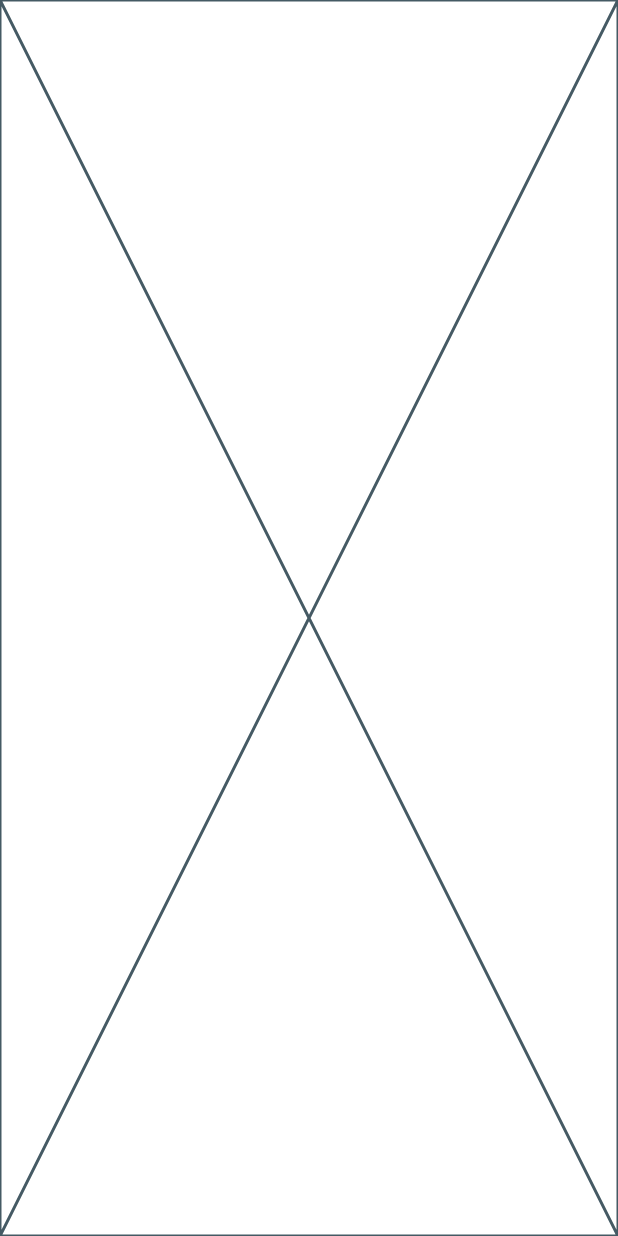
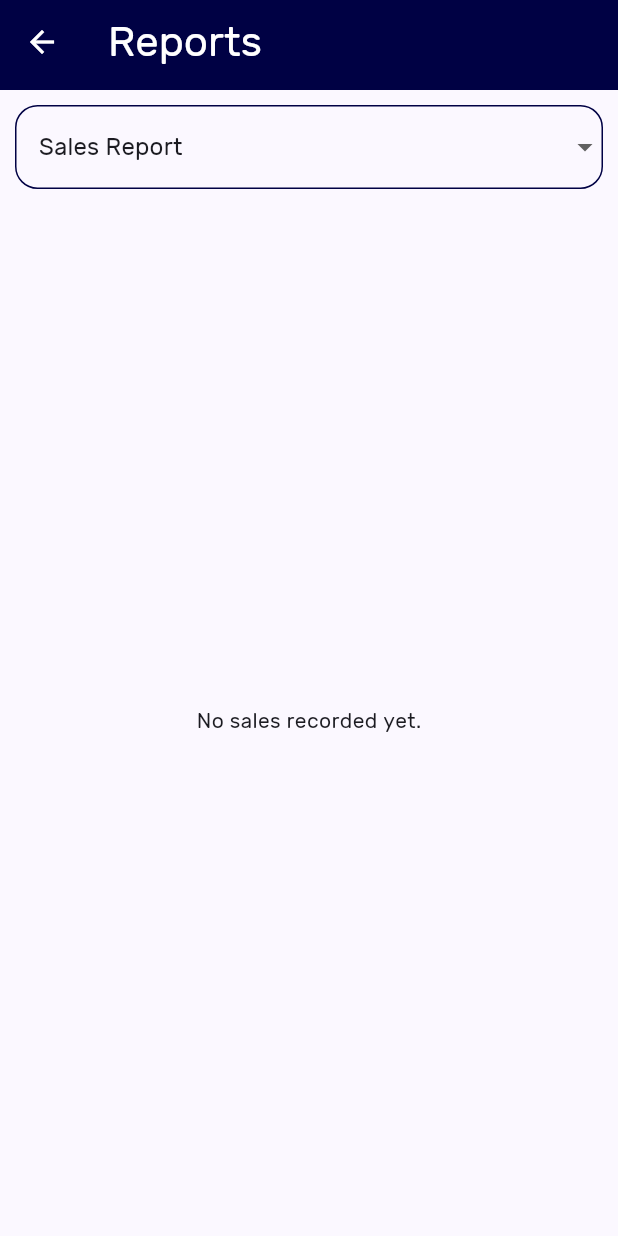
Before and after one commit to choco-beatz/inventory-management-app, a Flutter app: the screen it shows once a user with an empty profile is signed in, after a tap on "REPORTS", on a phone screen of 412 x 824 dp. Run offline on Flutter 3.47's test engine with Material 3 defaults, Android fonts, the phone set to English and light mode, and no system bars; our stand-ins replace cloud_firestore, firebase_auth, firebase_core; accounts and stored records are empty.

Commit message:
feat: Implement Sales report, Item report and Customer report
- Completed whole sales feature
- Report on progress
- Data export feature is pending

```diff
--- /dev/null
+++ b/lib/common/dropdown_decoration.dart
@@ -0,0 +1,12 @@
+import 'package:flutter/material.dart';
+import 'package:inventory_management_app/common/colors.dart';
+
+const dropdownDecoration = InputDecoration(
+        focusedBorder: OutlineInputBorder(
+            borderSide: BorderSide(color: mainColor),
+            borderRadius: BorderRadius.all(Radius.circular(15))),
+        enabledBorder: OutlineInputBorder(
+            borderSide: BorderSide(color: mainColor),
+            borderRadius: BorderRadius.all(Radius.circular(15))),
+        labelStyle: TextStyle(color: mainColor, fontSize: 18),
+      );
--- /dev/null
+++ b/lib/data/provider/report_provider.dart
@@ -0,0 +1,12 @@
+import 'package:flutter/material.dart';
+
+class ReportsProvider extends ChangeNotifier {
+  String _selectedReport = "Sales Report";
+
+  String get selectedReport => _selectedReport;
+
+  void changeReport(String newReport) {
+    _selectedReport = newReport;
+    notifyListeners();
+  }
+}
--- a/lib/data/provider/sales_provider.dart
+++ b/lib/data/provider/sales_provider.dart
@@ -8,9 +8,11 @@ class SalesProvider extends ChangeNotifier {
   Map<String, int> productQuantities = {}; // Stores quantity for each product
   String _selectedCustomerPhoneno = '';
   String _selectedCustomerName = 'Cash Sale';
+  final DatabaseHelper databaseHelper = DatabaseHelper();
 
   List<Map<String, dynamic>> get carts => cart;
   String get selectedCustomerPhoneno => _selectedCustomerPhoneno;
+  Stream<QuerySnapshot> get salesStream => databaseHelper.getSales();
   String get selectedCustomerName => _selectedCustomerName;
 
   // ✅ Get quantity for a product (default 0 if not set)
@@ -39,7 +41,8 @@ class SalesProvider extends ChangeNotifier {
     log("Adding to cart: $id");
 
     int quantity = getQuantity(id);
-    if (quantity == 0) quantity = 1; // Set default quantity to 1 if not already set
+    if (quantity == 0)
+      quantity = 1; // Set default quantity to 1 if not already set
 
     double price = double.tryParse(product['price'].toString()) ?? 0.0;
 
@@ -97,7 +100,8 @@ class SalesProvider extends ChangeNotifier {
         if (productQuery.docs.isEmpty) {
           log("Product not found with ID: $productId");
           ScaffoldMessenger.of(context).showSnackBar(
-            SnackBar(content: Text('Product ${item['productName']} not found!')),
+            SnackBar(
+                content: Text('Product ${item['productName']} not found!')),
           );
           return;
         }
@@ -107,7 +111,8 @@ class SalesProvider extends ChangeNotifier {
 
         if (currentStock < item['quantity']) {
           ScaffoldMessenger.of(context).showSnackBar(
-            SnackBar(content: Text('Not enough stock for ${item['productName']}')),
+            SnackBar(
+                content: Text('Not enough stock for ${item['productName']}')),
           );
           return;
         }
@@ -156,7 +161,8 @@ class SalesProvider extends ChangeNotifier {
           DocumentReference productRef = productQuery.docs.first.reference;
           DocumentSnapshot productSnapshot = await productRef.get();
           int currentStock = int.parse(productSnapshot['stock'].toString());
-          await productRef.update({'stock': (currentStock - quantity).toString()});
+          await productRef
+              .update({'stock': (currentStock - quantity).toString()});
         }
       }
 
--- a/lib/data/service/sales_database_helper.dart
+++ b/lib/data/service/sales_database_helper.dart
@@ -21,5 +21,11 @@ class DatabaseHelper {
         }
       });
     }
+
+
+  }
+  // ✅ Fetch sales ordered by date
+  Stream<QuerySnapshot> getSales() {
+    return _firestore.collection('sales').orderBy('date', descending: true).snapshots();
   }
 }
--- a/lib/main.dart
+++ b/lib/main.dart
@@ -4,6 +4,7 @@ import 'package:inventory_management_app/common/colors.dart';
 import 'package:inventory_management_app/data/provider/customer_provider.dart';
 import 'package:inventory_management_app/data/provider/login_provider.dart';
 import 'package:inventory_management_app/data/provider/product_provider.dart';
+import 'package:inventory_management_app/data/provider/report_provider.dart';
 import 'package:inventory_management_app/data/provider/sales_provider.dart';
 import 'package:inventory_management_app/view/dashboard_screen.dart';
 import 'package:inventory_management_app/view/login_screen.dart';
@@ -28,6 +29,7 @@ class MyApp extends StatelessWidget {
         ChangeNotifierProvider(create: (context) => ProductProvider()),
         ChangeNotifierProvider(create: (context) => CustomerProvider()),
         ChangeNotifierProvider(create: (context) => SalesProvider()),
+        ChangeNotifierProvider(create: (context) => ReportsProvider()),
       ],
       child: MaterialApp(
         debugShowCheckedModeBanner: false,
--- a/lib/view/dashboard_screen.dart
+++ b/lib/view/dashboard_screen.dart
@@ -3,7 +3,7 @@ import 'package:inventory_management_app/common/widgets/custom_appbar.dart';
 import 'package:inventory_management_app/common/widgets/custom_menu_button.dart';
 import 'package:inventory_management_app/view/customers/screens/customer_screen.dart';
 import 'package:inventory_management_app/view/inventory/screens/inventory_screen.dart';
-import 'package:inventory_management_app/view/report_screen.dart';
+import 'package:inventory_management_app/view/report/screens/report_screen.dart';
 import 'package:inventory_management_app/view/sales/screens/sales_screen.dart';
 
 class DashboardScreen extends StatelessWidget {
--- /dev/null
+++ b/lib/view/report/screens/report_screen.dart
@@ -0,0 +1,59 @@
+import 'package:flutter/material.dart';
+import 'package:inventory_management_app/common/dropdown_decoration.dart';
+import 'package:inventory_management_app/common/space.dart';
+import 'package:inventory_management_app/common/widgets/custom_appbar.dart';
+import 'package:inventory_management_app/data/provider/report_provider.dart';
+import 'package:inventory_management_app/view/report/widgets/customer_ledger.dart';
+import 'package:inventory_management_app/view/report/widgets/item_report.dart';
+import 'package:inventory_management_app/view/report/widgets/sales_report.dart';
+import 'package:provider/provider.dart';
+
+class ReportScreen extends StatelessWidget {
+  const ReportScreen({super.key});
+
+  @override
+  Widget build(BuildContext context) {
+    final ReportsProvider reportsProvider =
+        Provider.of<ReportsProvider>(context);
+    return Scaffold(
+      appBar: const PreferredSize(
+        preferredSize: Size.fromHeight(60),
+        child: CustomAppBar(
+          title: "Reports",
+        ),
+      ),
+      body: Padding(
+        padding: const EdgeInsets.all(10),
+        child: Center(
+          child: Column(
+            mainAxisAlignment: MainAxisAlignment.center,
+            children: [
+              DropdownButtonFormField<String>(
+                decoration: dropdownDecoration,
+                value: reportsProvider.selectedReport,
+                hint: const Text('Select Report Type'),
+                onChanged: (value) {
+                  reportsProvider.changeReport(value!);
+                },
+                items: ["Sales Report", "Items Report", "Customer Ledger"]
+                    .map((report) => DropdownMenuItem(
+                          value: report,
+                          child: Text(report),
+                        ))
+                    .toList(),
+              ),
+              space,
+              Expanded(
+                child: reportsProvider.selectedReport == "Sales Report"
+                    ? const SalesReport()
+                    : reportsProvider.selectedReport == "Items Report"
+                        ? const ItemReport()
+                        : const CustomerLedger(),
+              ),
+            ],
+          ),
+        ),
+      ),
+    );
+  }
+}
--- /dev/null
+++ b/lib/view/report/widgets/sales_report.dart
@@ -0,0 +1,55 @@
+import 'package:cloud_firestore/cloud_firestore.dart';
+import 'package:flutter/material.dart';
+import 'package:intl/intl.dart';
+import 'package:inventory_management_app/data/provider/sales_provider.dart';
+import 'package:provider/provider.dart';
+
+class SalesReport extends StatelessWidget {
+  const SalesReport({super.key});
+
+  @override
+  Widget build(BuildContext context) {
+    final salesProvider = Provider.of<SalesProvider>(context);
+
+    return StreamBuilder(
+        stream: salesProvider.salesStream,
+        builder: (context, AsyncSnapshot<QuerySnapshot> snapshot) {
+          if (!snapshot.hasData) {
+            return const Center(child: CircularProgressIndicator());
+          }
+
+          var sales = snapshot.data!.docs;
+
+          if (sales.isEmpty) {
+            return const Center(child: Text("No sales recorded yet."));
+          }
+
+          return ListView.builder(
+            itemCount: sales.length,
+            itemBuilder: (context, index) {
+              var sale = sales[index];
+              Timestamp timestamp = sale['date'];
+              DateTime date = timestamp.toDate();
+              String formattedDate =
+                  DateFormat("d MMMM yyyy").format(date); // 3 March 2025
+
+              return Card(
+                child: ListTile(
+                  title: Text("🛒 Sale ID: ${sale.id}"),
+                  subtitle: Column(
+                    crossAxisAlignment: CrossAxisAlignment.start,
+                    children: [
+                      Text(
+                          "👤 Customer: ${sale['customerName'] ?? 'Cash Sale'}"),
+                      Text("📅 Date: $formattedDate"),
+                      Text(
+                          "💰 Amount: ₹${sale['totalAmount'].toStringAsFixed(2)}"),
+                    ],
+                  ),
+                ),
+              );
+            },
+          );
+        });
+  }
+}
--- a/lib/view/report_screen.dart
+++ /dev/null
@@ -1,10 +0,0 @@
-import 'package:flutter/material.dart';
-
-class ReportScreen extends StatelessWidget {
-  const ReportScreen({super.key});
-
-  @override
-  Widget build(BuildContext context) {
-    return const Placeholder();
-  }
-}
--- a/lib/view/sales/screens/new_sales_screen.dart
+++ b/lib/view/sales/screens/new_sales_screen.dart
@@ -40,7 +40,7 @@ class NewSales extends StatelessWidget {
                 stream: productProvider.products,
                 builder: (context, AsyncSnapshot<QuerySnapshot> snapshot) {
                   if (!snapshot.hasData) {
-                    return const CircularProgressIndicator();
+                    return const Center(child: CircularProgressIndicator());
                   }
                   var products = snapshot.data!.docs;
 
--- a/lib/view/sales/screens/sales_history_screen.dart
+++ b/lib/view/sales/screens/sales_history_screen.dart
@@ -1,10 +1,48 @@
+import 'package:cloud_firestore/cloud_firestore.dart';
 import 'package:flutter/material.dart';
+import 'package:inventory_management_app/common/widgets/custom_appbar.dart';
+import 'package:inventory_management_app/data/provider/sales_provider.dart';
+import 'package:inventory_management_app/view/sales/widgets/sales_list.dart';
+import 'package:provider/provider.dart';
 
 class SalesHistory extends StatelessWidget {
   const SalesHistory({super.key});
 
   @override
   Widget build(BuildContext context) {
-    return const Placeholder();
+    final salesProvider = Provider.of<SalesProvider>(context);
+    return Scaffold(
+      appBar: const PreferredSize(
+        preferredSize: Size.fromHeight(60),
+        child: CustomAppBar(
+          title: "Sales History",
+        ),
+      ),
+      body: Padding(
+          padding: const EdgeInsets.all(5),
+          child: StreamBuilder(
+              stream: salesProvider.salesStream,
+              builder: (context, AsyncSnapshot<QuerySnapshot> snapshot) {
+                if (!snapshot.hasData) {
+                  return const Center(
+                    child: CircularProgressIndicator(),
+                  );
+                }
+
+                var sales = snapshot.data!.docs;
+
+                if (sales.isEmpty) {
+                  return const Center(child: Text("No sales recorded yet."));
+                }
+
+                return ListView.builder(
+                  itemCount: sales.length,
+                  itemBuilder: (context, index) {
+                    var sale = sales[index];
+                    return SalesList(sale: sale);
+                  },
+                );
+              })),
+    );
   }
 }
--- a/pubspec.yaml
+++ b/pubspec.yaml
@@ -42,6 +42,7 @@ dependencies:
   firebase_storage: ^12.2.0
   image_picker: ^1.1.2
   firebase_app_check: ^0.3.1
+  intl: ^0.20.2
 
 dev_dependencies:
   flutter_test:
```
Also changed, not shown: lib/common/text.dart (+38 -0 lines), lib/view/report/widgets/customer_ledger.dart (added, +12 -0 lines), lib/view/report/widgets/item_report.dart (added, +12 -0 lines), lib/view/sales/widgets/customer_drop_down.dart (+2 -10 lines), lib/view/sales/widgets/sales_list.dart (added, +49 -0 lines), pubspec.lock.
